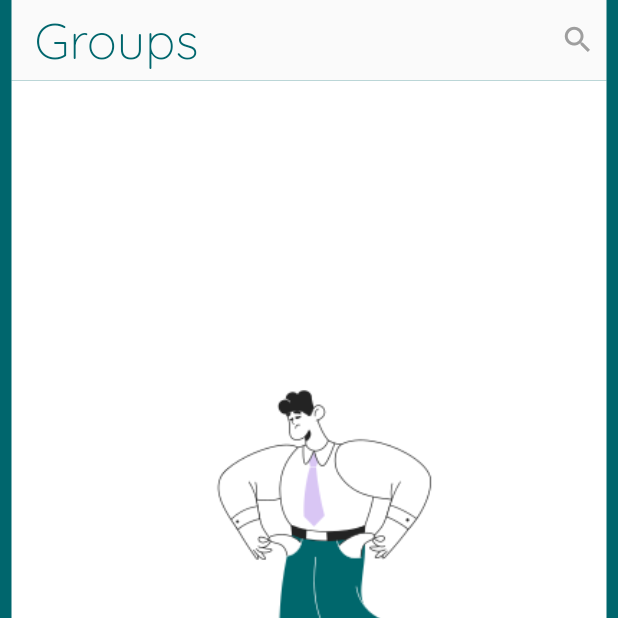
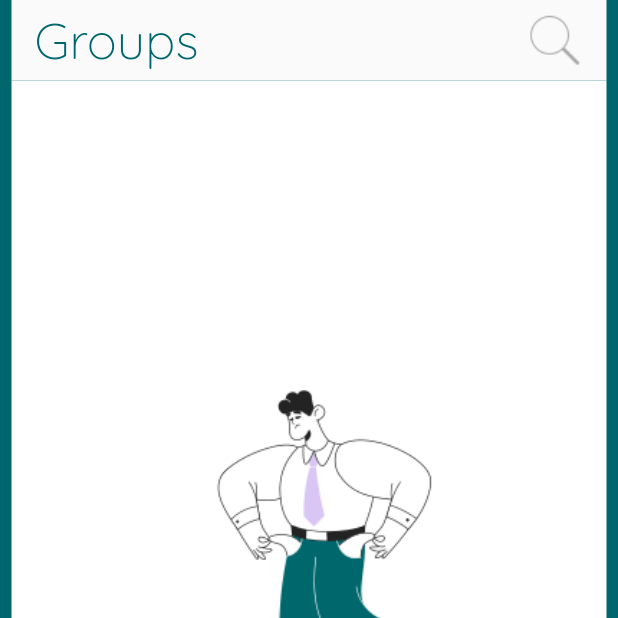
Before and after one commit to mcbryan1/talkchaw, a Flutter app: the Groups screen opened directly, on a phone screen of 412 x 824 dp, the top half of it. Run offline on Flutter 3.47's test engine with Material 2 defaults, Android fonts, the light colour scheme and no system bars; our stand-ins replace cloud_firestore, firebase_auth, firebase_core, go_router, google_fonts, responsive_framework and 1 more; accounts and stored records are empty.

Commit message:
modified group search

```diff
--- a/lib/screens/major_screens/groups/groups.dart
+++ b/lib/screens/major_screens/groups/groups.dart
@@ -6,6 +6,7 @@ import 'package:flutter/material.dart';
 import 'package:talkchaw/constant.dart';
 import 'package:talkchaw/helpers/helper.dart';
 import 'package:talkchaw/screens/major_screens/groups/widget/group_tile.dart';
+import 'package:talkchaw/screens/minor_screens/groups/group_search_screen.dart';
 import 'package:talkchaw/services/auth_service.dart';
 import 'package:talkchaw/services/database_service.dart';
 import 'package:talkchaw/widgets/appbar/talk_chaw_appbar.dart';
@@ -88,16 +89,20 @@ class _GroupsState extends State<Groups> {
   Widget build(BuildContext context) {
     // Get size of screen
     return Scaffold(
-      appBar: const TalkChawAppbar(
+      appBar: TalkChawAppbar(
         title: 'Groups',
         actions: [
           Padding(
-            padding: EdgeInsets.only(right: 8.0),
-            child: Icon(
-              Icons.search,
-              color: Colors.grey,
-            ),
-          ),
+              padding: const EdgeInsets.only(right: 8.0),
+              child: GestureDetector(
+                onTap: () {
+                  nextScreen(context, const GroupSearchScreen());
+                },
+                child: Image.asset(
+                  'assets/images/search.png',
+                  // height: 20,
+                ),
+              )),
         ],
       ),
       backgroundColor: kPrimaryDarkColor,
--- a/lib/screens/major_screens/groups/widget/group_tile.dart
+++ b/lib/screens/major_screens/groups/widget/group_tile.dart
@@ -1,6 +1,6 @@
 import 'package:flutter/material.dart';
 import 'package:talkchaw/constant.dart';
-import 'package:talkchaw/screens/minor_screens/chats/group_chat_screen.dart';
+import 'package:talkchaw/screens/minor_screens/groups/group_chat_screen.dart';
 import 'package:talkchaw/widgets/text/talk_chaw_text.dart';
 import 'package:intl/intl.dart';
 
```
Also changed, not shown: lib/screens/minor_screens/groups/group_search_screen.dart (added, +17 -0 lines), assets/images/search.png (added), lib/screens/minor_screens/groups/group_chat_screen.dart (renamed from lib/screens/minor_screens/chats/group_chat_screen.dart).
